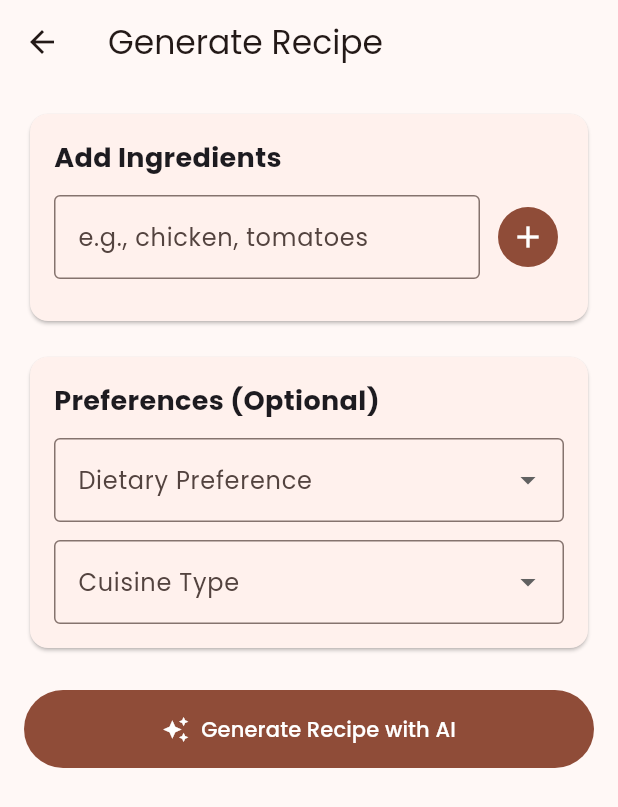
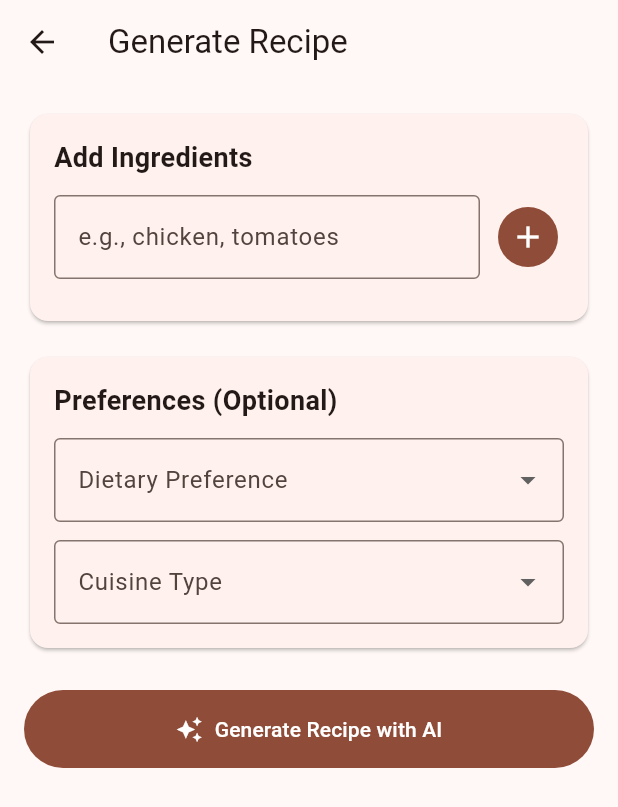
Before and after one commit to Pranaveswar19/ChefGPT, a Flutter app: the screen it shows after launch, after a tap on "Generate Recipe", on a phone screen of 412 x 824 dp. Shown: the top 807 px of the screen. Run offline on Flutter 3.47's test engine with Material 3 defaults, Android fonts, the phone set to English and light mode, and no system bars; our stand-ins replace flutter_dotenv.

Commit message:
Optimize web version: remove Google Fonts, add loading screen

```diff
--- a/lib/main.dart
+++ b/lib/main.dart
@@ -1,7 +1,7 @@
+import 'package:flutter/foundation.dart' show kIsWeb;
 import 'package:flutter/material.dart';
 import 'package:provider/provider.dart';
 import 'package:flutter_dotenv/flutter_dotenv.dart';
-import 'package:google_fonts/google_fonts.dart';
 import 'screens/home_screen.dart';
 import 'services/openai_services.dart';
 
@@ -30,7 +30,8 @@ class MyApp extends StatelessWidget {
             seedColor: Colors.deepOrange,
             brightness: Brightness.light,
           ),
-          textTheme: GoogleFonts.poppinsTextTheme(),
+          textTheme: kIsWeb ? const TextTheme() : null,
+          fontFamily: kIsWeb ? null : 'Poppins',
           useMaterial3: true,
         ),
         home: const HomeScreen(),
```
Also changed, not shown: 1 other file.
